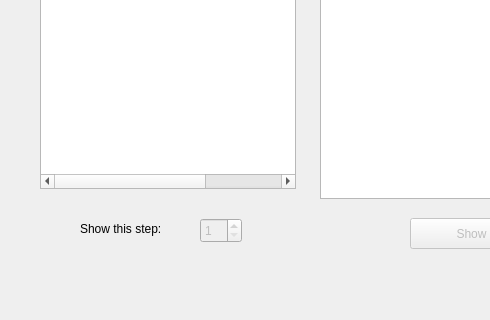
The window that 353505/Брикун Д.С./LabWork_3/Task_4/mainwindow.ui (zhuchok12/Fundamentals-of-algorithmization-and-programming) describes before a commit, drawn with Qt 5; both pictures show x 0 to 490 and y 282 to 602 of the 1004 by 602 pixel window.
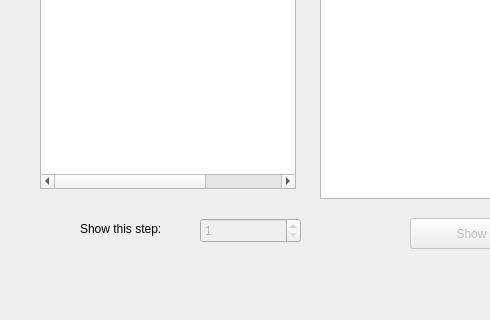
The same window after the commit.

Patch:
```diff
--- a/353505/Брикун Д.С./LabWork_3/Task_4/mainwindow.ui
+++ b/353505/Брикун Д.С./LabWork_3/Task_4/mainwindow.ui
@@ -147,7 +147,7 @@
      <rect>
       <x>200</x>
       <y>500</y>
-      <width>42</width>
+      <width>101</width>
       <height>25</height>
      </rect>
     </property>
```
Left out of the diff: 2 changed lines with no effect on the pictures.
